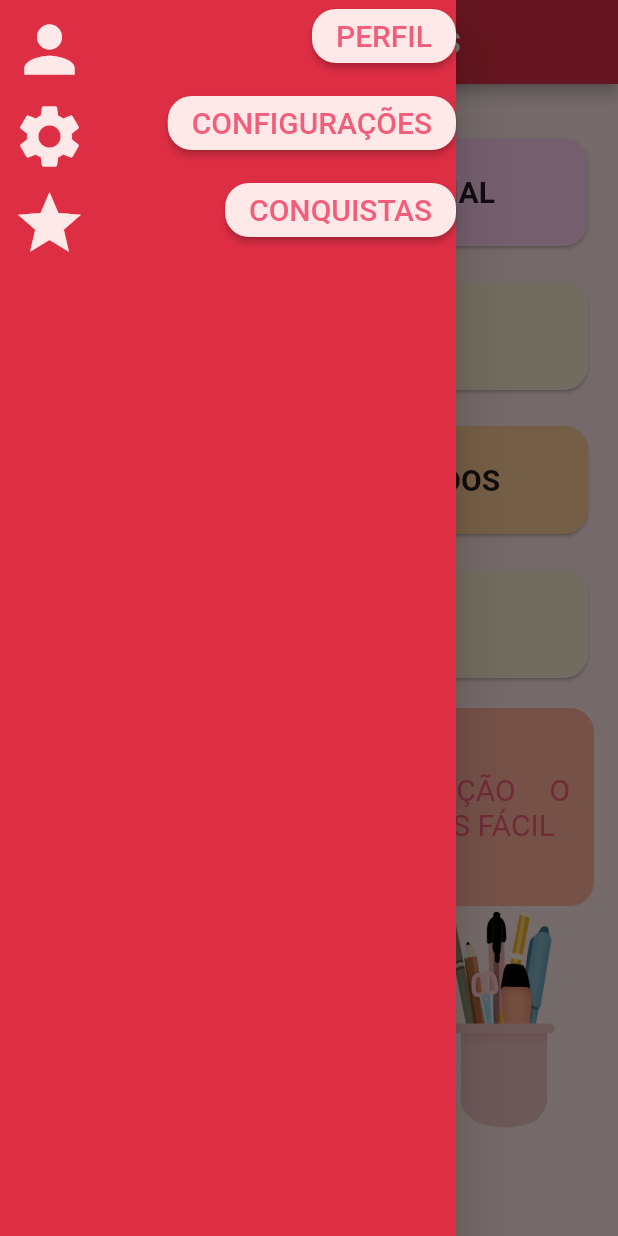
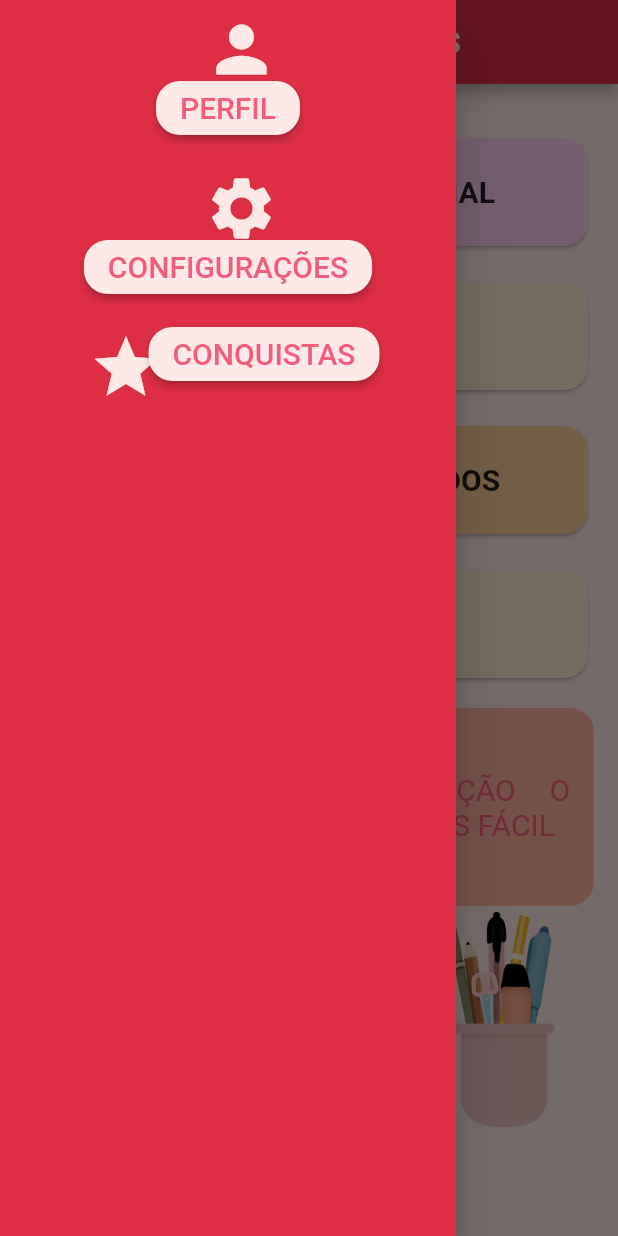
Before and after one commit to DudaSSilva/AS_APP, a Flutter app: the TelaPrincipalPage screen opened directly, with the side drawer open, on a phone screen of 412 x 824 dp. Run offline on Flutter 3.47's test engine with Material 2 defaults, Android fonts, the phone set to English and light mode, and no system bars; missing offline and left inert: dart:ffi.

Commit message:
Update pacote_telaPrincipal.dart

```diff
--- a/lib/pages/pacote_telaPrincipal.dart
+++ b/lib/pages/pacote_telaPrincipal.dart
@@ -171,9 +171,9 @@ class _TelaPrincipalPageState extends State<TelaPrincipalPage> {
   }
 
   BuildPerfil(){
-    return Row(
-      crossAxisAlignment: CrossAxisAlignment.center,
-      mainAxisAlignment: MainAxisAlignment.spaceBetween,
+    return Column(
+      //crossAxisAlignment: CrossAxisAlignment.spaceBetween,
+      mainAxisAlignment: MainAxisAlignment.center,
       children: [
         IconButton(
           onPressed: onPressedPerfil,
@@ -183,6 +183,7 @@ class _TelaPrincipalPageState extends State<TelaPrincipalPage> {
             size: 50,
           ),
         ),
+        const SizedBox(heigth: 8),
         ElevatedButton(
           onPressed: onPressedPerfil,
           child: const Text(
@@ -205,9 +206,9 @@ class _TelaPrincipalPageState extends State<TelaPrincipalPage> {
   }
 
   BuildSettings(){
-    return Row(
-      crossAxisAlignment: CrossAxisAlignment.center,
-      mainAxisAlignment: MainAxisAlignment.spaceBetween,
+    return Column(
+      //crossAxisAlignment: CrossAxisAlignment.center,
+      mainAxisAlignment: MainAxisAlignment.center,
       children: [
         IconButton(
           onPressed: onPressedSettings,
@@ -217,6 +218,7 @@ class _TelaPrincipalPageState extends State<TelaPrincipalPage> {
             size: 50,
           ),
         ),
+        const SizedBox(heigth: 8),
         ElevatedButton(
           onPressed: onPressedSettings,
           child: const Text(
@@ -240,8 +242,8 @@ class _TelaPrincipalPageState extends State<TelaPrincipalPage> {
 
   BuildAchiviements(){
     return Row(
-      crossAxisAlignment: CrossAxisAlignment.center,
-      mainAxisAlignment: MainAxisAlignment.spaceBetween,
+      //crossAxisAlignment: CrossAxisAlignment.center,
+      mainAxisAlignment: MainAxisAlignment.center,
       children: [
         IconButton(
           onPressed: onPressedAchiviements,
@@ -251,6 +253,7 @@ class _TelaPrincipalPageState extends State<TelaPrincipalPage> {
             size: 50,
           ),
         ),
+        const SizedBox(heigth: 8),
         ElevatedButton(
           onPressed: onPressedAchiviements,
           child: const Text(
```
